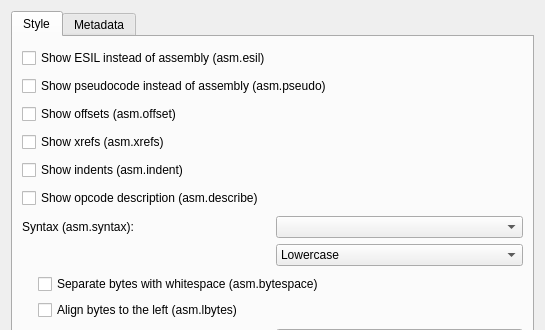
Before: the Qt Designer form src/dialogs/preferences/AsmOptionsWidget.ui in rizinorg/cutter, drawn with Qt 5; both pictures show x 0 to 545 and y 0 to 330 of the 545 by 526 pixel window.
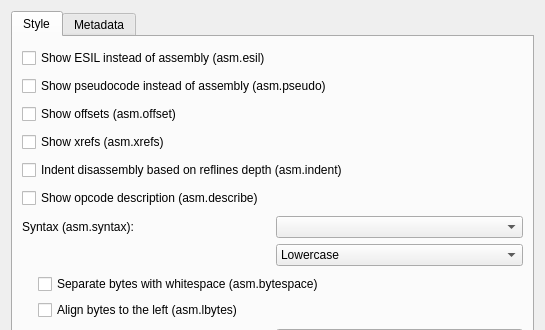
After: the same form once the commit is applied.

Commit message: Made description more accurate

Patch:
```diff
--- a/src/dialogs/preferences/AsmOptionsWidget.ui
+++ b/src/dialogs/preferences/AsmOptionsWidget.ui
@@ -55,7 +55,7 @@
        <item>
 	<widget class="QCheckBox" name="indentCheckBox">
 	 <property name="text">
-	  <string>Show indents (asm.indent)</string>
+	  <string>Indent disassembly based on reflines depth (asm.indent)</string>
 	 </property>
 	</widget>
        </item>
```
